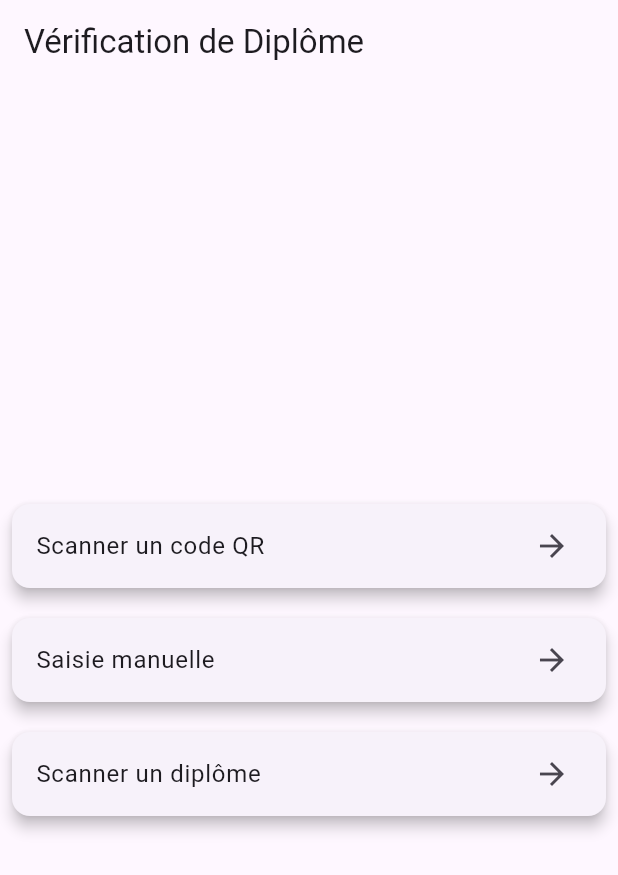
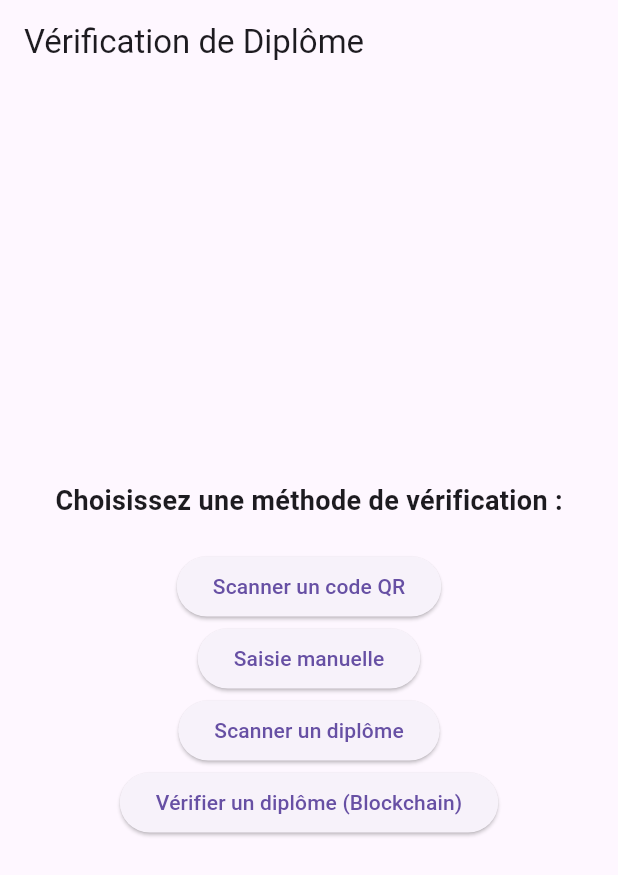
Before and after one commit to Ibrahim1014/projet-authentika, a Flutter app: the screen it shows after launch, on a phone screen of 412 x 824 dp. Shown: the top 875 px of the screen. Run offline on Flutter 3.47's test engine with Material 3 defaults, Android fonts, the phone set to English and light mode, and no system bars; our stand-ins replace image_picker; missing offline and left inert: flutter_tesseract_ocr, qr_code_scanner, web3dart.

Commit message:
Sauvegarde de l'état actuel avec les fonctionnalités de scannage et de saisie

```diff
--- /dev/null
+++ b/lib/blockchain_service.dart
@@ -0,0 +1,47 @@
+import 'package:http/http.dart'; // Pour les requêtes HTTP
+import 'package:web3dart/web3dart.dart'; // Pour interagir avec la blockchain
+
+class BlockchainService {
+  final String rpcUrl =
+      "http://127.0.0.1:8545"; // URL de Ganache (ajuste si Ganache est sur un autre port)
+  final String contractAddress =
+      "TON_ADRESSE_CONTRAT"; // Remplace par l'adresse du contrat déployé
+  final String privateKey =
+      "0xf7cfa74ebdce0a3d6932724fd6a3168f307315282a749a4c9a82124d3787a69f"; // Remplace par la clé privée d'un compte Ganache
+  late Web3Client client;
+  late Credentials credentials;
+
+  BlockchainService() {
+    client = Web3Client(rpcUrl, Client());
+    credentials = EthPrivateKey.fromHex(privateKey);
+  }
+
+  // Fonction pour vérifier un diplôme
+  Future<bool> verifyDiploma(String diplomaHash) async {
+    final contract = DeployedContract(
+      ContractAbi.fromJson(abiCode, "DiplomaVerification"),
+      EthereumAddress.fromHex(contractAddress),
+    );
+
+    final verifyFunction = contract.function("verifyDiploma");
+
+    final result = await client.call(
+      contract: contract,
+      function: verifyFunction,
+      params: [diplomaHash],
+    );
+
+    return result.first as bool;
+  }
+
+  // Code ABI du contrat
+  String abiCode = '''[
+    {
+      "constant": true,
+      "inputs": [{"name": "_diplomaHash", "type": "string"}],
+      "name": "verifyDiploma",
+      "outputs": [{"name": "", "type": "bool"}],
+      "type": "function"
+    }
+  ]''';
+}
--- a/lib/main.dart
+++ b/lib/main.dart
@@ -1,7 +1,8 @@
 import 'package:flutter/material.dart';
-import 'qr_scan_screen.dart';
-import 'manual_input_screen.dart';
-import 'text_scan_screen.dart';
+import 'blockchain_service.dart'; // Import pour l'intégration blockchain
+import 'qr_scan_screen.dart'; // Import pour la page de scan QR
+import 'manual_input_screen.dart'; // Import pour la page de saisie manuelle
+import 'text_scan_screen.dart'; // Import pour la page de scannage de diplôme
 
 void main() {
   runApp(MyApp());
@@ -20,42 +21,101 @@ class MyApp extends StatelessWidget {
   }
 }
 
-class HomeScreen extends StatelessWidget {
+class HomeScreen extends StatefulWidget {
+  @override
+  _HomeScreenState createState() => _HomeScreenState();
+}
+
+class _HomeScreenState extends State<HomeScreen> {
+  BlockchainService blockchainService =
+      BlockchainService(); // Blockchain service
+  bool? diplomaValid;
+
+  // Fonction pour vérifier le diplôme via la blockchain
+  void verifyDiploma(String diplomaHash) async {
+    bool isValid = await blockchainService.verifyDiploma(diplomaHash);
+    setState(() {
+      diplomaValid = isValid;
+    });
+  }
+
   @override
   Widget build(BuildContext context) {
     return Scaffold(
       appBar: AppBar(
         title: Text('Vérification de Diplôme'),
       ),
-      body: Padding(
-        padding: const EdgeInsets.all(8.0),
+      body: Center(
         child: Column(
           mainAxisAlignment: MainAxisAlignment.center,
           children: <Widget>[
-            _buildCardOption(context, 'Scanner un code QR', QRScanScreen()),
-            _buildCardOption(context, 'Saisie manuelle', ManualInputScreen()),
-            _buildCardOption(context, 'Scanner un diplôme', TextScanScreen()),
+            Text(
+              'Choisissez une méthode de vérification :',
+              style: TextStyle(fontSize: 18, fontWeight: FontWeight.bold),
+            ),
+            SizedBox(height: 20),
+
+            // Bouton pour scanner un code QR
+            ElevatedButton(
+              onPressed: () {
+                Navigator.push(
+                  context,
+                  MaterialPageRoute(
+                      builder: (context) =>
+                          QRScanScreen()), // Page pour scanner un code QR
+                );
+              },
+              child: Text('Scanner un code QR'),
+            ),
+
+            // Bouton pour la saisie manuelle des informations
+            ElevatedButton(
+              onPressed: () {
+                Navigator.push(
+                  context,
+                  MaterialPageRoute(
+                      builder: (context) =>
+                          ManualInputScreen()), // Page pour la saisie manuelle
+                );
+              },
+              child: Text('Saisie manuelle'),
+            ),
+
+            // Bouton pour scanner un diplôme
+            ElevatedButton(
+              onPressed: () {
+                Navigator.push(
+                  context,
+                  MaterialPageRoute(
+                      builder: (context) =>
+                          TextScanScreen()), // Page pour scanner un diplôme
+                );
+              },
+              child: Text('Scanner un diplôme'),
+            ),
+
+            // Bouton pour vérifier un diplôme via la blockchain
+            ElevatedButton(
+              onPressed: () {
+                String diplomaHash =
+                    "hash_du_diplome"; // Remplacer par le hash réel du diplôme
+                verifyDiploma(diplomaHash);
+              },
+              child: Text('Vérifier un diplôme (Blockchain)'),
+            ),
+
+            // Affichage du résultat de la vérification via blockchain
+            if (diplomaValid != null)
+              Text(
+                diplomaValid! ? 'Diplôme valide' : 'Diplôme invalide',
+                style: TextStyle(
+                  fontSize: 20,
+                  color: diplomaValid! ? Colors.green : Colors.red,
+                ),
+              ),
           ],
         ),
       ),
     );
   }
-
-  // Fonction pour créer des cartes pour chaque option
-  Widget _buildCardOption(BuildContext context, String label, Widget screen) {
-    return Card(
-      elevation: 4.0,
-      margin: EdgeInsets.symmetric(vertical: 10),
-      child: ListTile(
-        title: Text(label, style: Theme.of(context).textTheme.bodyText1),
-        trailing: Icon(Icons.arrow_forward),
-        onTap: () {
-          Navigator.push(
-            context,
-            MaterialPageRoute(builder: (context) => screen),
-          );
-        },
-      ),
-    );
-  }
 }
--- a/lib/qr_scan_screen.dart
+++ b/lib/qr_scan_screen.dart
@@ -2,6 +2,8 @@ import 'package:flutter/material.dart';
 import 'package:qr_code_scanner/qr_code_scanner.dart';
 
 class QRScanScreen extends StatefulWidget {
+  const QRScanScreen({super.key});
+
   @override
   _QRScanScreenState createState() => _QRScanScreenState();
 }
--- a/pubspec.yaml
+++ b/pubspec.yaml
@@ -12,6 +12,8 @@ dependencies:
   qr_code_scanner: ^1.0.1
   flutter_tesseract_ocr: ^0.4.26 # Utilisation de flutter_tesseract_ocr pour l'OCR
   image_picker: ^0.8.7+4 # Version valide pour image_picker
+  web3dart: ^2.3.0
+  http: ^0.13.6 # Gardé seulement cette version
 
 dev_dependencies:
   flutter_test:
```
Also changed, not shown: pubspec.lock, 8 other files.
